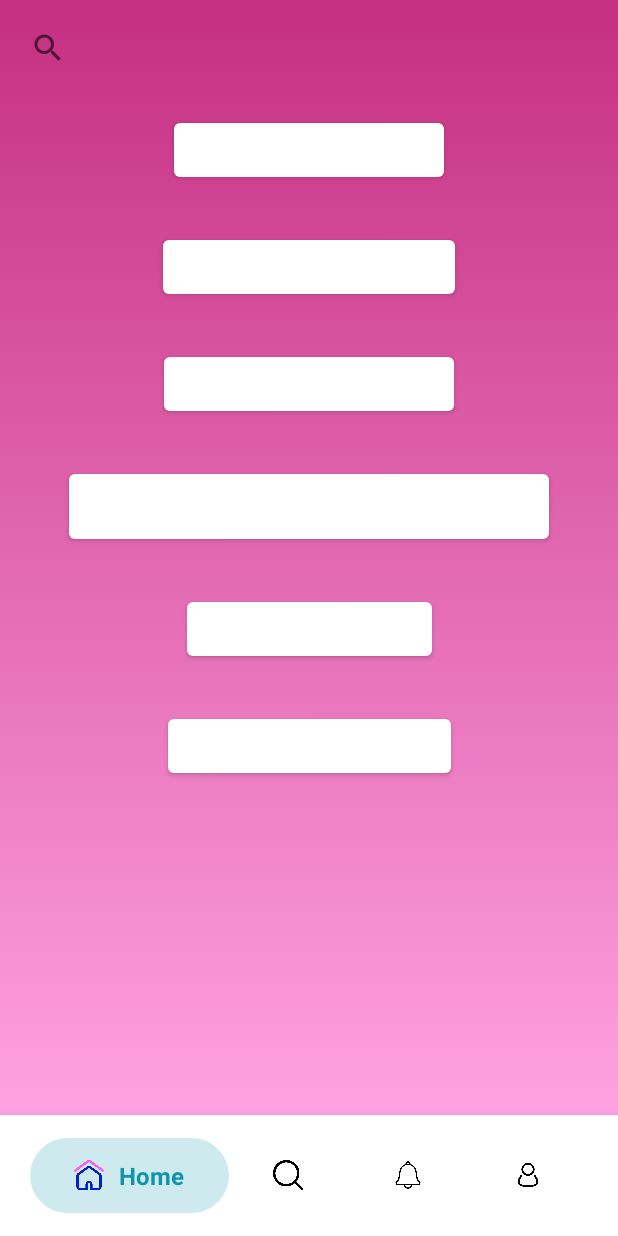
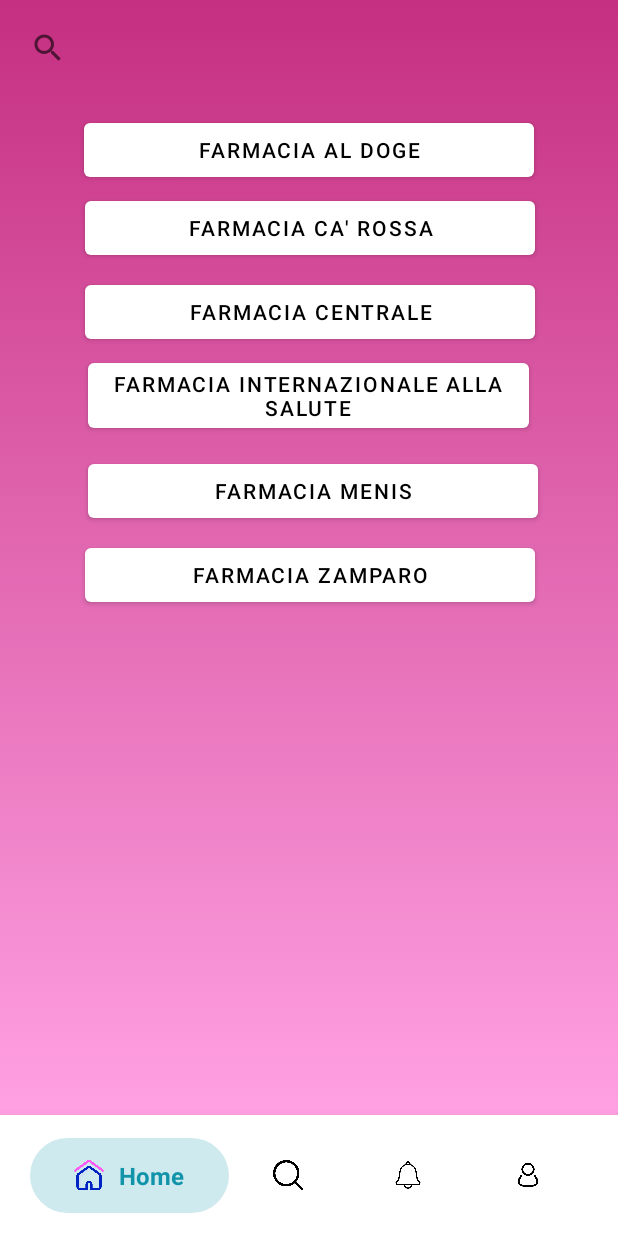
Before and after one commit to NumenMirus/ProgettoIS, an Android app: the screen it shows after launch (MainActivity), after a tap on an icon or button, on a phone screen of 412 x 824 dp. Run offline under Robolectric (Android 15) with nearby library versions, the light colour scheme and no system bars; our stand-ins replace Firebase (no records; nobody signed in at launch, a user with empty details on screens opened directly), navigation-ui.

Commit message:
Bug fix on search

```diff
--- a/app/src/main/res/layout/fragment_search.xml
+++ b/app/src/main/res/layout/fragment_search.xml
@@ -27,7 +27,9 @@
             android:layout_width="wrap_content"
             android:layout_height="wrap_content"
             android:layout_marginTop="20dp"
+            android:width="300dp"
             android:text="Farmacia Al Doge"
+            android:textColor="#000000"
             app:layout_constraintEnd_toEndOf="parent"
             app:layout_constraintStart_toStartOf="parent"
             app:layout_constraintTop_toBottomOf="@+id/searchView" />
@@ -36,9 +38,12 @@
             android:id="@+id/ca_rossa"
             android:layout_width="wrap_content"
             android:layout_height="wrap_content"
-            android:layout_marginTop="30dp"
+            android:layout_marginTop="4dp"
+            android:width="300dp"
             android:text="Farmacia Ca' Rossa"
+            android:textColor="#000000"
             app:layout_constraintEnd_toEndOf="parent"
+            app:layout_constraintHorizontal_bias="0.504"
             app:layout_constraintStart_toStartOf="parent"
             app:layout_constraintTop_toBottomOf="@+id/doge" />
 
@@ -46,19 +51,25 @@
             android:id="@+id/centrale"
             android:layout_width="wrap_content"
             android:layout_height="wrap_content"
-            android:layout_marginTop="30dp"
+            android:layout_marginTop="8dp"
+            android:width="300dp"
             android:text="Farmacia Centrale"
+            android:textColor="#000000"
             app:layout_constraintEnd_toEndOf="parent"
+            app:layout_constraintHorizontal_bias="0.504"
             app:layout_constraintStart_toStartOf="parent"
             app:layout_constraintTop_toBottomOf="@+id/ca_rossa" />
 
         <Button
             android:id="@+id/internazionale_salute"
-            android:layout_width="wrap_content"
-            android:layout_height="wrap_content"
-            android:layout_marginTop="30dp"
+            android:layout_width="294dp"
+            android:layout_height="55dp"
+            android:layout_marginTop="4dp"
+            android:width="300dp"
             android:text="Farmacia Internazionale alla Salute"
+            android:textColor="#000000"
             app:layout_constraintEnd_toEndOf="parent"
+            app:layout_constraintHorizontal_bias="0.495"
             app:layout_constraintStart_toStartOf="parent"
             app:layout_constraintTop_toBottomOf="@+id/centrale" />
 
@@ -66,9 +77,12 @@
             android:id="@+id/menis"
             android:layout_width="wrap_content"
             android:layout_height="wrap_content"
-            android:layout_marginTop="30dp"
+            android:layout_marginTop="12dp"
+            android:width="300dp"
             android:text="Farmacia Menis"
+            android:textColor="#000000"
             app:layout_constraintEnd_toEndOf="parent"
+            app:layout_constraintHorizontal_bias="0.522"
             app:layout_constraintStart_toStartOf="parent"
             app:layout_constraintTop_toBottomOf="@+id/internazionale_salute" />
 
@@ -76,9 +90,12 @@
             android:id="@+id/zamparo"
             android:layout_width="wrap_content"
             android:layout_height="wrap_content"
-            android:layout_marginTop="30dp"
+            android:layout_marginTop="8dp"
+            android:width="300dp"
             android:text="Farmacia Zamparo"
+            android:textColor="#000000"
             app:layout_constraintEnd_toEndOf="parent"
+            app:layout_constraintHorizontal_bias="0.504"
             app:layout_constraintStart_toStartOf="parent"
             app:layout_constraintTop_toBottomOf="@+id/menis" />
     </androidx.constraintlayout.widget.ConstraintLayout>
```
